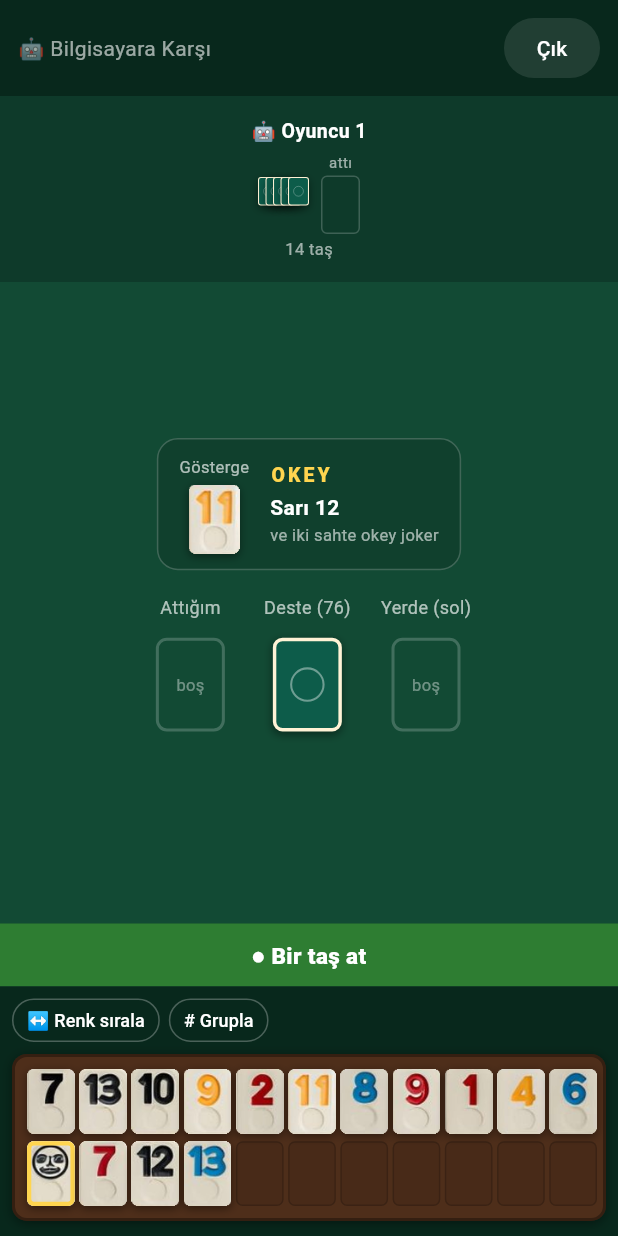
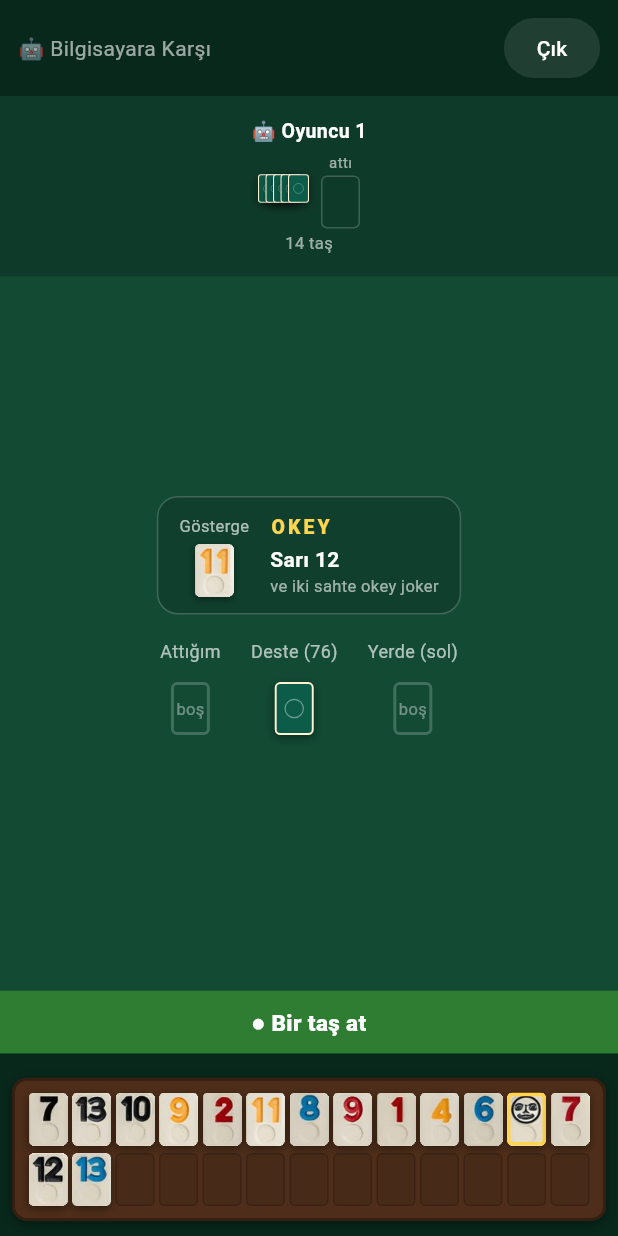
Before and after one commit to lutfuerkul/uno_online, a Flutter app: the OkeyBotScreen screen opened directly, after a tap on an icon or button, on a phone screen of 412 x 824 dp. Run offline on Flutter 3.47's test engine with Material 3 defaults, Android fonts, the phone set to English and light mode, and no system bars; our stand-ins replace cloud_firestore, firebase_core, shared_preferences; accounts and stored records are empty.

Commit message:
Okey: taş boyutları eşitle, uzun basmayı kaldır, düğmeleri gizle
Ekran görüntüsündeki geri bildirime göre 4 düzeltme:
- Tüm taşlar tek ortak ebada (26px = rakibin attığı taşın orijinal boyutu)
  bağlandı: masa ortası (gösterge, deste, yerdeki, kendi attığım) ve rakibin
  attığı taş artık aynı boyutta.
- Istakadaki taşları taşımak/sürüklemek için artık uzun basmak gerekmiyor
  (LongPressDraggable -> Draggable); dokunur dokunmaz sürüklenebiliyor.
- Istaka rafının kenarlık kalınlığı boyut hesabına dahil edildi, sağ
  taşması (RIGHT OVERFLOWED) giderildi; dar ekranlarda (Honor vb.) taş
  boyutu otomatik küçülüyor.
- "Renk sırala" / "Grupla" düğmeleri gizlendi (serbest yerleşimle gereksiz
  kaldılar); kod korunuyor, _showArrangeButtons bayrağıyla geri açılabilir.

Co-Authored-By: Claude Fable 5 <noreply@anthropic.com>
Claude-Session: https://claude.ai/code/session_019oZSDjpcvJtVcDEa1dtiQw

```diff
--- a/lib/okey/widgets/okey_board_view.dart
+++ b/lib/okey/widgets/okey_board_view.dart
@@ -28,6 +28,15 @@ class OkeyBoardView extends StatefulWidget {
 
 class _OkeyBoardViewState extends State<OkeyBoardView> {
   String? _selectedId;
+
+  /// Tüm taşların ortak ebadı — "oyuncuların yere attığı taş" boyutu. Masa
+  /// ortasındaki taşlar (gösterge, deste, yerdeki, attığım) ve ıstakadaki
+  /// taşlar bu boyutta çizilir; ıstakada ekrana sığmazsa otomatik küçülür.
+  static const double _tileSize = 26;
+
+  /// Renk sırala/Grupla düğmeleri serbest yerleşimle gereksiz kaldı;
+  /// gerekirse tekrar açmak için burayı true yap.
+  static const bool _showArrangeButtons = false;
 
   @override
   Widget build(BuildContext context) {
@@ -143,12 +152,12 @@ class _OkeyBoardViewState extends State<OkeyBoardView> {
                   discard != null
                       ? OkeyTileWidget(
                           tile: discard,
-                          width: 26,
+                          width: _tileSize,
                           isOkey: state.isOkey(discard),
                         )
                       : SizedBox(
-                          width: 26,
-                          height: 26 * 1.5,
+                          width: _tileSize,
+                          height: _tileSize * OkeyTileWidget.aspect,
                           child: DecoratedBox(
                             decoration: BoxDecoration(
                               border: Border.all(color: const Color(0x33FFFFFF)),
@@ -209,7 +218,11 @@ class _OkeyBoardViewState extends State<OkeyBoardView> {
               children: [
                 _indicatorCard(state),
                 const SizedBox(height: 16),
-                Row(
+                // FittedBox: dar telefonlarda orta satır taşmasın diye orantılı
+                // küçülür.
+                FittedBox(
+                  fit: BoxFit.scaleDown,
+                  child: Row(
                     mainAxisAlignment: MainAxisAlignment.center,
                     crossAxisAlignment: CrossAxisAlignment.start,
                     children: [
@@ -219,18 +232,19 @@ class _OkeyBoardViewState extends State<OkeyBoardView> {
                         child: myDiscard != null
                             ? OkeyTileWidget(
                                 tile: myDiscard,
-                              width: 46,
+                                width: _tileSize,
                                 isOkey: state.isOkey(myDiscard),
                               )
-                          : _emptySlot(46),
+                            : _emptySlot(_tileSize),
                       ),
                       const SizedBox(width: 20),
                       _pileColumn(
                         label: 'Deste ($deckCount)',
                         child: deckCount > 0
-                          ? const OkeyTileWidget(faceDown: true, width: 46)
-                          : _emptySlot(46),
-                      hint: canDraw && deckCount > 0 ? 'çekmek için dokun' : null,
+                            ? const OkeyTileWidget(faceDown: true, width: _tileSize)
+                            : _emptySlot(_tileSize),
+                        hint:
+                            canDraw && deckCount > 0 ? 'çekmek için dokun' : null,
                         onTap: canDraw && deckCount > 0
                             ? () => c.drawFromStack()
                             : null,
@@ -241,10 +255,10 @@ class _OkeyBoardViewState extends State<OkeyBoardView> {
                         child: leftDiscard != null
                             ? OkeyTileWidget(
                                 tile: leftDiscard,
-                              width: 46,
+                                width: _tileSize,
                                 isOkey: state.isOkey(leftDiscard),
                               )
-                          : _emptySlot(46),
+                            : _emptySlot(_tileSize),
                         hint: canDraw && leftDiscard != null
                             ? 'almak için dokun'
                             : null,
@@ -253,6 +267,7 @@ class _OkeyBoardViewState extends State<OkeyBoardView> {
                             : null,
                       ),
                     ],
+                  ),
                 ),
               ],
             ),
@@ -286,7 +301,7 @@ class _OkeyBoardViewState extends State<OkeyBoardView> {
               const Text('Gösterge',
                   style: TextStyle(color: OkeyColors.label, fontSize: 11)),
               const SizedBox(height: 4),
-              OkeyTileWidget(tile: ind, width: 34),
+              OkeyTileWidget(tile: ind, width: _tileSize),
             ],
           ),
           const SizedBox(width: 14),
@@ -433,10 +448,15 @@ class _OkeyBoardViewState extends State<OkeyBoardView> {
         children: [
           Row(
             children: [
+              // "Renk sırala" / "Grupla" düğmeleri gizlendi (serbest yerleşim
+              // geldiğinden gereksiz kaldılar); kod korunuyor, gerekirse
+              // _showArrangeButtons true yapılıp geri açılabilir.
+              if (_showArrangeButtons) ...[
                 _smallButton('↔ Renk sırala',
                     () => c.arrangeHand(byGroups: false)),
                 const SizedBox(width: 6),
                 _smallButton('# Grupla', () => c.arrangeHand(byGroups: true)),
+              ],
               const Spacer(),
               if (canDiscard && selected != null)
                 ElevatedButton(
@@ -473,12 +493,15 @@ class _OkeyBoardViewState extends State<OkeyBoardView> {
         final width = constraints.maxWidth;
         const gap = 3.0;
         const hPad = 8.0;
-        const targetPerRow = 11; // sıra başına hedef taş sayısı (boyut ayarı)
-        final inner = width - hPad * 2;
-        var tileW = (inner - (targetPerRow - 1) * gap) / targetPerRow;
-        tileW = tileW.clamp(16.0, 42.0);
+        const borderW = 2.0; // rafın kenarlığı (taşmayı önlemek için düşülür)
+        // Taşlar "yere atılan taş" ebatında (_tileSize); ekrana sığmazsa
+        // otomatik küçülür (Honor vb. dar telefonlarda taşma olmaz).
+        final inner = width - hPad * 2 - borderW * 2;
+        var perRow = ((inner + gap) / (_tileSize + gap)).floor();
+        perRow = perRow.clamp(1, 30);
+        var tileW = (inner - (perRow - 1) * gap) / perRow;
+        tileW = tileW.clamp(18.0, _tileSize);
         final tileH = tileW * OkeyTileWidget.aspect;
-        final perRow = ((inner + gap) / (tileW + gap)).floor().clamp(1, 30);
 
         final slots = widget.controller.handSlots;
         // En az 2 satır; taşlar sığmıyorsa daha fazla. Kalan hücreler boş yuva.
@@ -542,10 +565,8 @@ class _OkeyBoardViewState extends State<OkeyBoardView> {
           selected: tile.id == _selectedId,
           onTap: () => _onTileTap(tile, canDiscard),
         );
-        return LongPressDraggable<String>(
+        return Draggable<String>(
           data: tile.id,
-          delay: const Duration(milliseconds: 150),
-          hapticFeedbackOnStart: true,
           feedback: Material(
             color: Colors.transparent,
             child: OkeyTileWidget(
```
Lines whose indentation alone changed are shown as unchanged.
